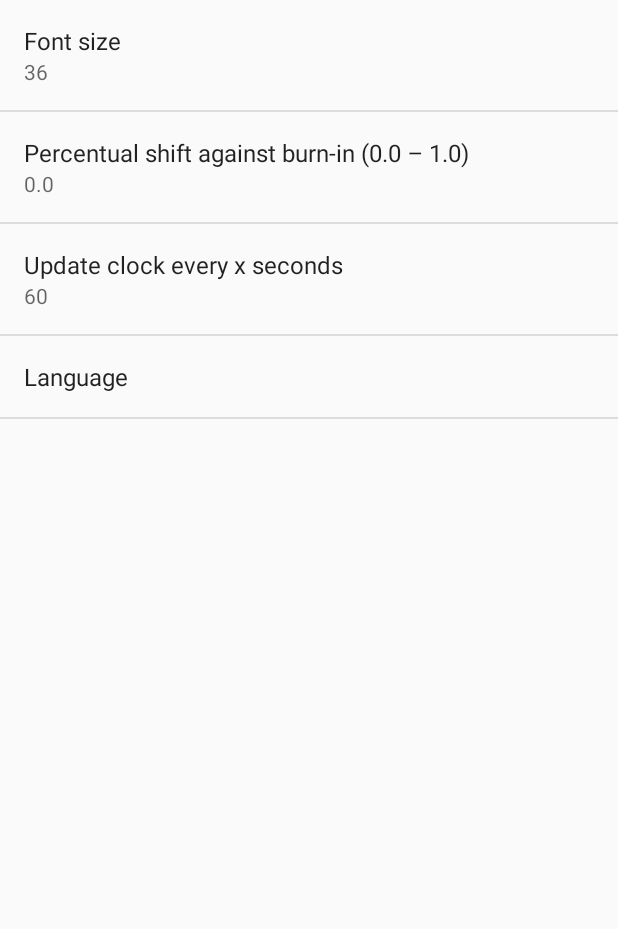
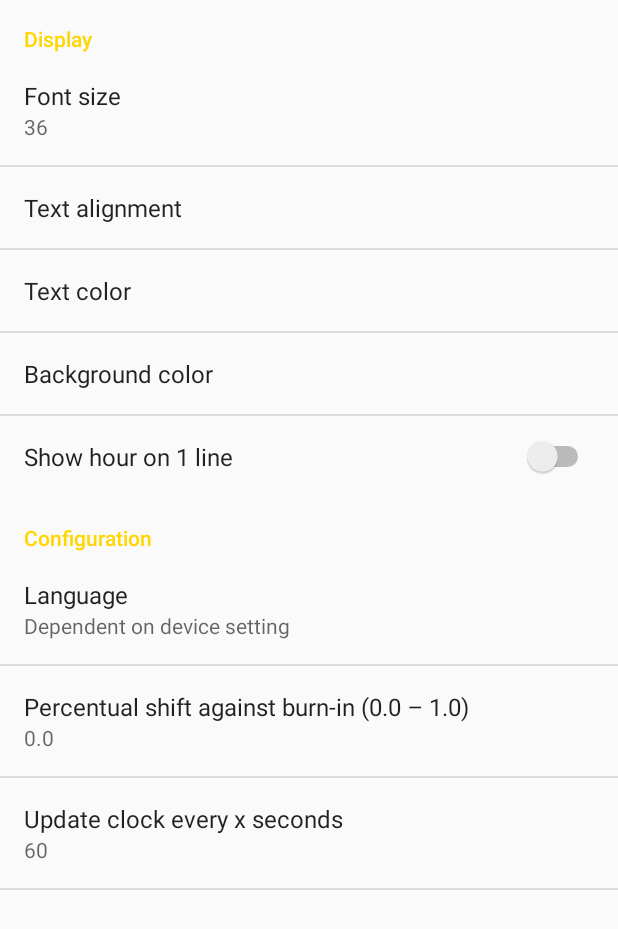
Before and after one commit to tuur29/fuzzyclock, an Android app: the DreamSettingsActivity screen opened directly, with no data from a screen before it, on a phone screen of 412 x 824 dp. Shown: the top 929 px of the screen. Run offline under Robolectric (Android 15) with nearby library versions, the phone set to English and light mode, and no system bars.

Commit message:
Add more options #2

```diff
--- a/app/src/main/java/net/tuurlievens/fuzzyclockscreensaver/FuzzyClockDream.kt
+++ b/app/src/main/java/net/tuurlievens/fuzzyclockscreensaver/FuzzyClockDream.kt
@@ -1,5 +1,6 @@
 package net.tuurlievens.fuzzyclockscreensaver
 
+import android.graphics.Color
 import android.os.Build
 import android.os.Handler
 import android.preference.PreferenceManager
@@ -9,6 +10,7 @@ import android.widget.RelativeLayout
 import android.widget.TextView
 import java.util.*
 import android.util.DisplayMetrics
+import android.util.Log
 
 
 class FuzzyClockDream : DreamService() {
@@ -21,6 +23,10 @@ class FuzzyClockDream : DreamService() {
     private var updateSeconds = 60.0
     private var language = "default"
     private var fontSize = 36
+    private var textAlignment = "center"
+    private var foregroundColor = "#cccccc"
+    private var backgroundColor = "#000000"
+    private var removeLineBreak = false
 
     // LIFECYCLE
 
@@ -46,9 +52,7 @@ class FuzzyClockDream : DreamService() {
         isScreenBright = false
         // Set the dream layout
         setContentView(R.layout.dream)
-
-        // change fontSize
-        findViewById<TextView>(R.id.clocktext).textSize = fontSize.toFloat()
+        applySettings()
     }
 
     override fun onDreamingStarted() {
@@ -68,10 +72,27 @@ class FuzzyClockDream : DreamService() {
 
     private fun loadSettings() {
         val prefs = PreferenceManager.getDefaultSharedPreferences(this)
+
         maxTranslationDisplacement = prefs.getString("maxTranslationDisplacement", maxTranslationDisplacement.toString()).toDouble()
         updateSeconds = prefs.getString("updateSeconds", updateSeconds.toString()).toDouble()
         language = prefs.getString("language", language)
-        fontSize = prefs.getInt("fontSize", fontSize)
+        fontSize = prefs.getString("fontSize", fontSize.toString()).toInt()
+        textAlignment = prefs.getString("textAlignment", textAlignment)
+        foregroundColor = prefs.getString("foregroundColor", foregroundColor)
+        backgroundColor = prefs.getString("backgroundColor", backgroundColor)
+        removeLineBreak = prefs.getBoolean("removeLineBreak", removeLineBreak)
+    }
+
+    private fun applySettings() {
+        // apply settings to ui
+        findViewById<RelativeLayout>(R.id.root).setBackgroundColor(Color.parseColor(backgroundColor))
+        findViewById<TextView>(R.id.clocktext).textSize = fontSize.toFloat()
+        findViewById<TextView>(R.id.clocktext).setTextColor(Color.parseColor(foregroundColor))
+        findViewById<TextView>(R.id.clocktext).textAlignment = when(textAlignment) {
+            "center" -> TextView.TEXT_ALIGNMENT_CENTER
+            "right" -> TextView.TEXT_ALIGNMENT_TEXT_END
+            else -> TextView.TEXT_ALIGNMENT_TEXT_START
+        }
     }
 
     private fun createTask() {
@@ -87,7 +108,11 @@ class FuzzyClockDream : DreamService() {
 
                     // update clock
                     val pickedLanguage = if (language == "default") Locale.getDefault().language else language
-                    findViewById<TextView>(R.id.clocktext).text = FuzzyTextGenerator.create(hour, min, pickedLanguage)
+                    var text = FuzzyTextGenerator.create(hour, min, pickedLanguage)
+                    if (removeLineBreak) {
+                        text = text.replace("\n"," ")
+                    }
+                    findViewById<TextView>(R.id.clocktext).text = text
 
                     // move clock around (randomly max 10% of total) against burn in
                     if (maxTranslationDisplacement != 0.0) {
--- a/app/src/main/java/net/tuurlievens/fuzzyclockscreensaver/FuzzyTextGenerator.kt
+++ b/app/src/main/java/net/tuurlievens/fuzzyclockscreensaver/FuzzyTextGenerator.kt
@@ -64,7 +64,7 @@ class FuzzyTextGenerator {
                 }
             }
 
-            return "$mintext $hourtext"
+            return "$mintext\n$hourtext"
         }
 
         private fun createDutch(hour: Int, min: Int): String {
@@ -118,7 +118,7 @@ class FuzzyTextGenerator {
                 }
             }
 
-            return "$mintext $hourtext"
+            return "$mintext\n$hourtext"
         }
 
     }
--- a/app/src/main/res/layout/dream.xml
+++ b/app/src/main/res/layout/dream.xml
@@ -1,5 +1,6 @@
 <?xml version="1.0" encoding="utf-8"?>
 <RelativeLayout xmlns:android="http://schemas.android.com/apk/res/android"
+                android:id="@+id/root"
                 android:layout_width="match_parent"
                 android:layout_height="match_parent"
                 android:background="@android:color/black"
@@ -10,6 +11,7 @@
                     android:layout_height="wrap_content"
                     android:layout_centerHorizontal="true"
                     android:layout_centerVertical="true"
+                    android:textAlignment="center"
                     >
 
         <TextView android:id="@+id/clocktext"
--- a/app/src/main/res/values/arrays.xml
+++ b/app/src/main/res/values/arrays.xml
@@ -1,10 +1,22 @@
 <?xml version="1.0" encoding="utf-8"?>
 <resources>
 
-    <string-array name="pref_list_languages_values">
+    <string-array name="pref_list_language_values">
         <item>default</item>
         <item>en</item>
         <item>nl</item>
     </string-array>
 
+    <string-array name="pref_list_textAlignment_values">
+        <item>left</item>
+        <item>center</item>
+        <item>right</item>
+    </string-array>
+
+    <string-array name="pref_list_color_values">
+        <item>#000000</item>
+        <item>#888888</item>
+        <item>#cccccc</item>
+    </string-array>
+
 </resources>
--- a/app/src/main/res/values/strings.xml
+++ b/app/src/main/res/values/strings.xml
@@ -5,16 +5,34 @@
     <string name="title_activity_dream_settings">Settings</string>
 
     <!-- Strings related to Settings -->
+    <string name="pref_category_display">Display</string>
+    <string name="pref_category_working">Configuration</string>
+
     <string name="pref_title_maxTranslationDisplacement">Percentual shift against burn-in (0.0 – 1.0)</string>
     <string name="pref_title_updateSeconds">Update clock every x seconds</string>
     <string name="pref_title_language">Language</string>
     <string name="pref_title_fontSize">Font size</string>
+    <string name="pref_title_textAlignment">Text alignment</string>
+    <string name="pref_title_foregroundColor">Text color</string>
+    <string name="pref_title_backgroundColor">Background color</string>
+    <string name="pref_title_removeLineBreak">Show hour on 1 line</string>
 
-    <string-array name="pref_list_languages_titles">
+    <string-array name="pref_list_language_titles">
         <item>Dependent on device setting</item>
         <item>English</item>
         <item>Dutch</item>
     </string-array>
 
+    <string-array name="pref_list_textAlignment_titles">
+        <item>Left</item>
+        <item>Center</item>
+        <item>Right</item>
+    </string-array>
+
+    <string-array name="pref_list_color_titles">
+        <item>Black</item>
+        <item>Grey</item>
+        <item>White</item>
+    </string-array>
 
 </resources>
--- a/app/src/main/res/xml/prefs.xml
+++ b/app/src/main/res/xml/prefs.xml
@@ -1,5 +1,7 @@
 <?xml version="1.0" encoding="utf-8"?>
 <PreferenceScreen xmlns:android="http://schemas.android.com/apk/res/android">
+
+    <PreferenceCategory android:title="@string/pref_category_display">
 
         <EditTextPreference
                 android:key="fontSize"
@@ -10,6 +12,51 @@
                 android:inputType="number"
                 android:singleLine="true"
                 android:maxLines="1"/>
+
+        <ListPreference
+                android:key="textAlignment"
+                android:title="@string/pref_title_textAlignment"
+                android:defaultValue="center"
+                android:entries="@array/pref_list_textAlignment_titles"
+                android:entryValues="@array/pref_list_textAlignment_values"
+                android:negativeButtonText="@null"
+                android:positiveButtonText="@null"/>
+
+        <ListPreference
+                android:key="foregroundColor"
+                android:title="@string/pref_title_foregroundColor"
+                android:defaultValue="#cccccc"
+                android:entries="@array/pref_list_color_titles"
+                android:entryValues="@array/pref_list_color_values"
+                android:negativeButtonText="@null"
+                android:positiveButtonText="@null"/>
+
+        <ListPreference
+                android:key="backgroundColor"
+                android:title="@string/pref_title_backgroundColor"
+                android:defaultValue="#000000"
+                android:entries="@array/pref_list_color_titles"
+                android:entryValues="@array/pref_list_color_values"
+                android:negativeButtonText="@null"
+                android:positiveButtonText="@null"/>
+
+        <SwitchPreference
+                android:key="removeLineBreak"
+                android:title="@string/pref_title_removeLineBreak"
+                android:defaultValue="false"/>
+
+    </PreferenceCategory>
+
+    <PreferenceCategory android:title="@string/pref_category_working">
+
+        <ListPreference
+                android:key="language"
+                android:title="@string/pref_title_language"
+                android:defaultValue="default"
+                android:entries="@array/pref_list_language_titles"
+                android:entryValues="@array/pref_list_language_values"
+                android:negativeButtonText="@null"
+                android:positiveButtonText="@null"/>
 
         <EditTextPreference
                 android:key="maxTranslationDisplacement"
@@ -32,13 +79,6 @@
                 android:theme="@style/AppTheme"
                 android:maxLines="1"/>
 
-    <ListPreference
-            android:key="language"
-            android:title="@string/pref_title_language"
-            android:defaultValue="0"
-            android:entries="@array/pref_list_languages_titles"
-            android:entryValues="@array/pref_list_languages_values"
-            android:negativeButtonText="@null"
-            android:positiveButtonText="@null"/>
+    </PreferenceCategory>
 
 </PreferenceScreen>
```
Also changed, not shown: 1 other file. Lines whose indentation alone changed are shown as unchanged.
